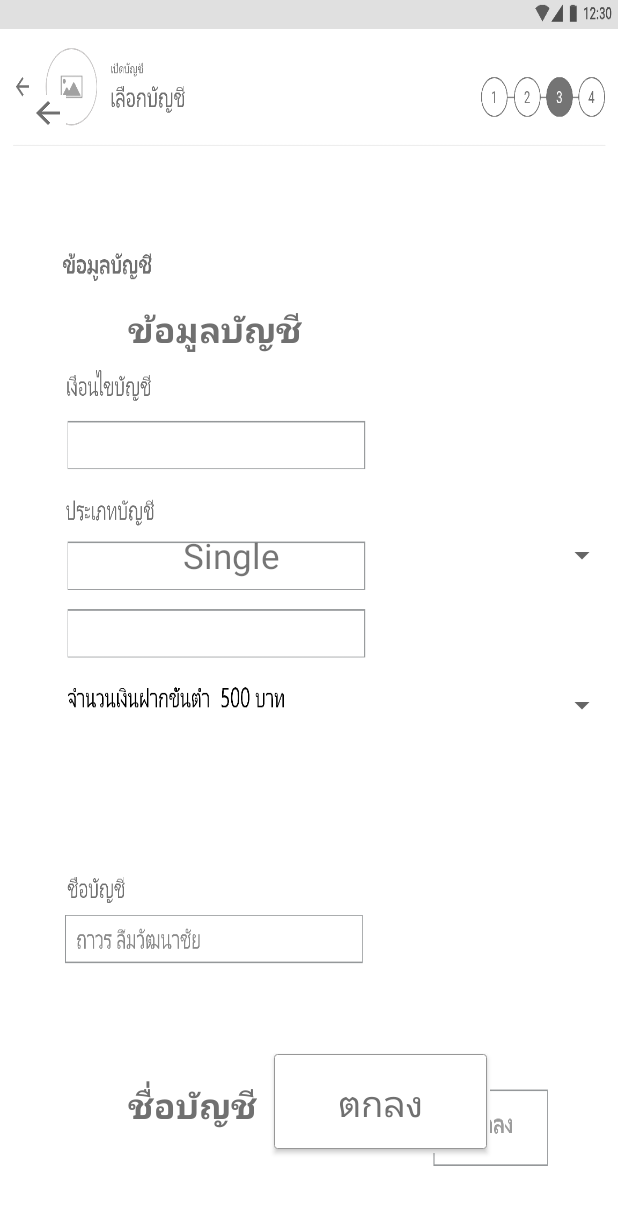
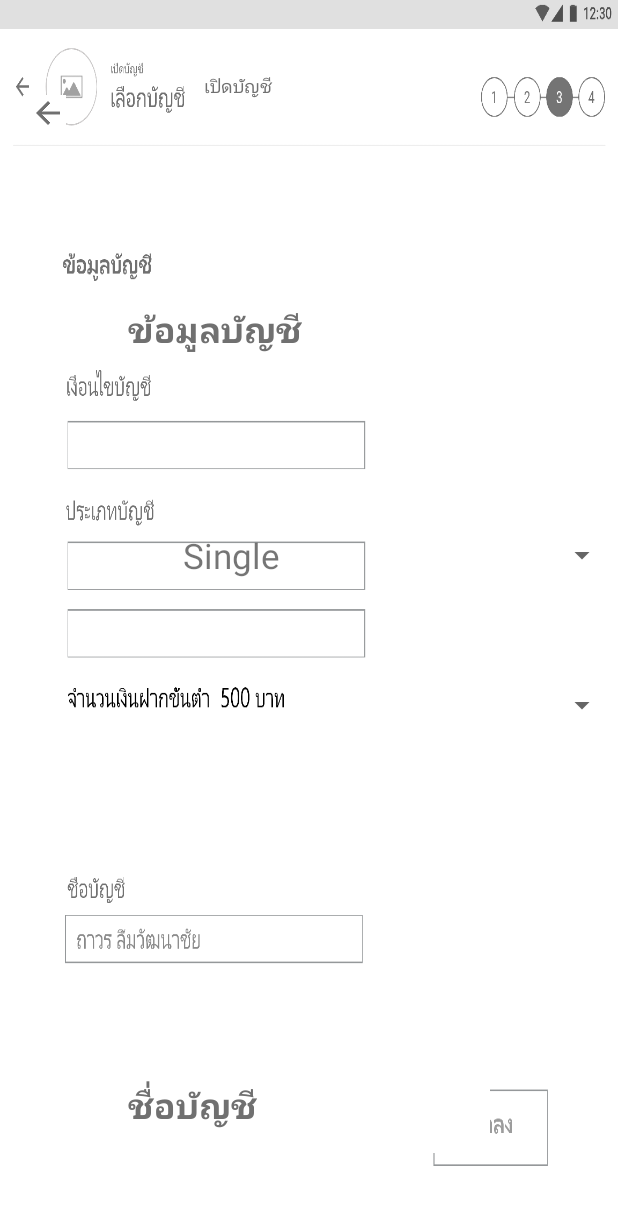
Before and after one commit to peeranont-ja/Prototype-mymo-registration, an Android app: the ChooseAccountActivity screen opened directly, with no data from a screen before it, on a phone screen of 412 x 824 dp. Shown: the top 1205 px of the screen. Run offline under Robolectric (Android 15) with nearby library versions, the phone set to English and light mode, and no system bars.

Commit message:
Fix Open Account Header

```diff
--- a/mymoregistration2ndedition/src/main/java/com/example/mymoregistration2ndedition/ChooseAccountActivity.java
+++ b/mymoregistration2ndedition/src/main/java/com/example/mymoregistration2ndedition/ChooseAccountActivity.java
@@ -7,6 +7,7 @@ import android.view.View;
 import android.view.WindowManager;
 import android.widget.AdapterView;
 import android.widget.ArrayAdapter;
+import android.widget.Button;
 import android.widget.ImageButton;
 import android.widget.Spinner;
 import android.widget.TextView;
@@ -17,19 +18,20 @@ public class ChooseAccountActivity extends AppCompatActivity {
     Spinner accountType;
     Spinner accountSubtype;
     ImageButton backBtn;
+    TextView lowestDepositAmount;
     View hideAccountSubtypeBorder;
-    TextView lowestDepositAmount;
-    int onItemselected = 0;
+    Button nextBtn;
+    int transactionNumber;
 
     @Override
     protected void onCreate(Bundle savedInstanceState) {
         super.onCreate(savedInstanceState);
         setContentView(R.layout.activity_choose_account);
 
-//        Bundle bundle = getIntent().getExtras();
-//        if (bundle != null) {
-//            transactionNumber = bundle.getInt("transactionNumber");
-//        }
+        Bundle bundle = getIntent().getExtras();
+        if (bundle != null) {
+            transactionNumber = bundle.getInt("transactionNumber");
+        }
 
         View decorView = getWindow().getDecorView();
         // Hide the status bar.
@@ -53,6 +55,14 @@ public class ChooseAccountActivity extends AppCompatActivity {
             }
         });
 
+        nextBtn = findViewById(R.id.btn_next);
+        nextBtn.setOnClickListener(new View.OnClickListener() {
+            @Override
+            public void onClick(View v) {
+
+            }
+        });
+
         hideAccountSubtypeBorder = findViewById(R.id.hide_account_subtype_border);
         lowestDepositAmount = findViewById(R.id.lowest_deposit_amount);
 
@@ -70,9 +80,9 @@ public class ChooseAccountActivity extends AppCompatActivity {
 
         accountSubtype = findViewById(R.id.account_subtype);
         String[] accountSubtypeStringList = getResources().getStringArray(R.array.account_subtype_sav);
-        ArrayAdapter<String> adapterAccountSubtype = new ArrayAdapter<>(this,
+        final ArrayAdapter<String> adapterAccountSubtype = new ArrayAdapter<>(this,
                 R.layout.spinner_item, accountSubtypeStringList);
-        accountSubtype.setAdapter(adapterAccountSubtype);
+
 
         accountType.setOnItemSelectedListener(new AdapterView.OnItemSelectedListener() {
             @Override
@@ -81,7 +91,9 @@ public class ChooseAccountActivity extends AppCompatActivity {
                     accountSubtype.setVisibility(View.GONE);
                     hideAccountSubtypeBorder.setVisibility(View.VISIBLE);
                     lowestDepositAmount.setVisibility(View.GONE);
+                    nextBtn.setVisibility(View.GONE);
                 } else {
+                    accountSubtype.setAdapter(adapterAccountSubtype);
                     accountSubtype.setVisibility(View.VISIBLE);
                     hideAccountSubtypeBorder.setVisibility(View.GONE);
                 }
@@ -97,8 +109,10 @@ public class ChooseAccountActivity extends AppCompatActivity {
             public void onItemSelected(AdapterView<?> parent, View view, int position, long id) {
                 if (position == 0) {
                     lowestDepositAmount.setVisibility(View.GONE);
-                }else{
+                    nextBtn.setVisibility(View.GONE);
+                } else {
                     lowestDepositAmount.setVisibility(View.VISIBLE);
+                    nextBtn.setVisibility(View.VISIBLE);
                 }
             }
 
--- a/mymoregistration2ndedition/src/main/java/com/example/mymoregistration2ndedition/TakePhotoIdCardActivity.java
+++ b/mymoregistration2ndedition/src/main/java/com/example/mymoregistration2ndedition/TakePhotoIdCardActivity.java
@@ -32,6 +32,7 @@ public class TakePhotoIdCardActivity extends AppCompatActivity {
     Button nextBtn;
     TextView registerTimestamp;
     TextView takePhotoDescription;
+    TextView openAccountHeader;
 
     SimpleDateFormat sdf = new SimpleDateFormat("dd/MM/yyyy");
     String currentDate = sdf.format(new Date());
@@ -64,6 +65,11 @@ public class TakePhotoIdCardActivity extends AppCompatActivity {
             if (actionBar != null) actionBar.hide();
         }
         getWindow().addFlags(WindowManager.LayoutParams.FLAG_FULLSCREEN);
+
+        openAccountHeader = findViewById(R.id.open_account_header);
+        if (transactionNumber == 0){
+            openAccountHeader.setVisibility(View.VISIBLE);
+        }
 
         backBtn = findViewById(R.id.btn_back);
         backBtn.setOnClickListener(new View.OnClickListener() {
--- a/mymoregistration2ndedition/src/main/java/com/example/mymoregistration2ndedition/TakePhotoPersonActivity.java
+++ b/mymoregistration2ndedition/src/main/java/com/example/mymoregistration2ndedition/TakePhotoPersonActivity.java
@@ -34,6 +34,7 @@ public class TakePhotoPersonActivity extends AppCompatActivity {
     //
     //    SimpleDateFormat sdf = new SimpleDateFormat("dd/MM/yyyy");
     //    String currentDate = sdf.format(new Date());
+    TextView openAccountHeader;
     TextView takePhotoDescription;
     boolean isAlreadyTakePhoto = false;
 
@@ -64,6 +65,11 @@ public class TakePhotoPersonActivity extends AppCompatActivity {
             if (actionBar != null) actionBar.hide();
         }
         getWindow().addFlags(WindowManager.LayoutParams.FLAG_FULLSCREEN);
+
+        openAccountHeader = findViewById(R.id.open_account_header);
+        if (transactionNumber == 0){
+            openAccountHeader.setVisibility(View.VISIBLE);
+        }
 
         backBtn = findViewById(R.id.btn_back);
         backBtn.setOnClickListener(new View.OnClickListener() {
--- a/mymoregistration2ndedition/src/main/java/com/example/mymoregistration2ndedition/VerifyCustomerInfoActivity.java
+++ b/mymoregistration2ndedition/src/main/java/com/example/mymoregistration2ndedition/VerifyCustomerInfoActivity.java
@@ -20,6 +20,7 @@ import android.widget.Button;
 import android.widget.EditText;
 import android.widget.ImageButton;
 import android.widget.ImageView;
+import android.widget.TextView;
 import android.widget.Toast;
 
 
@@ -33,6 +34,7 @@ public class VerifyCustomerInfoActivity extends AppCompatActivity {
     ImageView bg_query;
     Button btn_search;
     View bg_text;
+    TextView openAccountHeader;
     EditText citizen_input;
     Button cameraBtn;
     Button nextBtn;
@@ -78,6 +80,10 @@ public class VerifyCustomerInfoActivity extends AppCompatActivity {
         backBtn = findViewById(R.id.btn_back);
         nextBtn = findViewById(R.id.btn_next);
         queryBtn = findViewById(R.id.btn_query);
+        openAccountHeader = findViewById(R.id.open_account_header);
+        if (transactionNumber == 0){
+            openAccountHeader.setVisibility(View.VISIBLE);
+        }
 
         nextBtn.setOnClickListener(new View.OnClickListener() {
             @Override
--- a/mymoregistration2ndedition/src/main/java/com/example/mymoregistration2ndedition/VerifyCustomerInfoShowPicActivity.java
+++ b/mymoregistration2ndedition/src/main/java/com/example/mymoregistration2ndedition/VerifyCustomerInfoShowPicActivity.java
@@ -23,6 +23,7 @@ public class VerifyCustomerInfoShowPicActivity extends AppCompatActivity {
     Button nextBtn;
     private static final int MY_CAMERA_REQUEST_CODE = 100;
     private static final int CAMERA_REQUEST = 1888;
+    TextView openAccountHeader;
 
     TextView registerTimestamp;
 
@@ -54,6 +55,11 @@ public class VerifyCustomerInfoShowPicActivity extends AppCompatActivity {
             if (actionBar != null) actionBar.hide();
         }
         getWindow().addFlags(WindowManager.LayoutParams.FLAG_FULLSCREEN);
+
+        openAccountHeader = findViewById(R.id.open_account_header);
+        if (transactionNumber == 0){
+            openAccountHeader.setVisibility(View.VISIBLE);
+        }
 
         backBtn = findViewById(R.id.btn_back);
         backBtn.setOnClickListener(new View.OnClickListener() {
--- a/mymoregistration2ndedition/src/main/res/layout/activity_choose_account.xml
+++ b/mymoregistration2ndedition/src/main/res/layout/activity_choose_account.xml
@@ -11,6 +11,19 @@
         android:layout_height="match_parent"
         android:scaleType="fitXY"
         android:src="@drawable/bg_45" />
+
+    <TextView
+        android:id="@+id/open_account_header"
+        android:layout_width="70dp"
+        android:layout_height="wrap_content"
+        android:layout_alignParentLeft="true"
+        android:layout_marginLeft="136dp"
+        android:layout_marginTop="48dp"
+        android:background="@android:color/white"
+        android:text="เปิดบัญชี"
+        android:textColor="#707070"
+        android:textSize="12sp"
+        android:visibility="visible" />
 
     <View
         android:layout_width="152dp"
@@ -129,8 +142,18 @@
         android:layout_marginRight="85dp"
         android:background="@android:color/white" />
 
+    <View
+        android:layout_width="142dp"
+        android:layout_height="63dp"
+        android:layout_alignParentBottom="true"
+        android:layout_alignParentRight="true"
+        android:layout_marginBottom="58dp"
+        android:layout_marginRight="87dp"
+        android:background="@android:color/white"
+        android:visibility="visible" />
+
     <Button
-        android:id="@+id/btn_accept"
+        android:id="@+id/btn_next"
         android:layout_width="142dp"
         android:layout_height="63dp"
         android:layout_alignParentBottom="true"
@@ -141,7 +164,7 @@
         android:text="ตกลง"
         android:textColor="#707070"
         android:textSize="24dp"
-        android:visibility="visible" />
+        android:visibility="invisible" />
 
 
 </RelativeLayout>
```
Also changed, not shown: mymoregistration2ndedition/src/main/java/com/example/mymoregistration2ndedition/TermsAndConditionsActivity.java (+8 -0 lines), mymoregistration2ndedition/src/main/res/layout/activity_take_photo_id_card.xml (+18 -5 lines), mymoregistration2ndedition/src/main/res/layout/activity_take_photo_person.xml (+13 -0 lines), mymoregistration2ndedition/src/main/res/layout/activity_verify_customer_info.xml (+14 -0 lines), mymoregistration2ndedition/src/main/res/layout/activity_verify_customer_info_show_pic.xml (+13 -0 lines), mymoregistration2ndedition/src/main/res/drawable-hdpi/background_91.png (added), mymoregistration2ndedition/src/main/res/drawable-ldpi/background_91.png (added), mymoregistration2ndedition/src/main/res/drawable-mdpi/background_91.png (added), mymoregistration2ndedition/src/main/res/drawable-xhdpi/background_91.png (added), mymoregistration2ndedition/src/main/res/drawable-xxhdpi/background_91.png (added), mymoregistration2ndedition/src/main/res/drawable-xxxhdpi/background_91.png (added).
